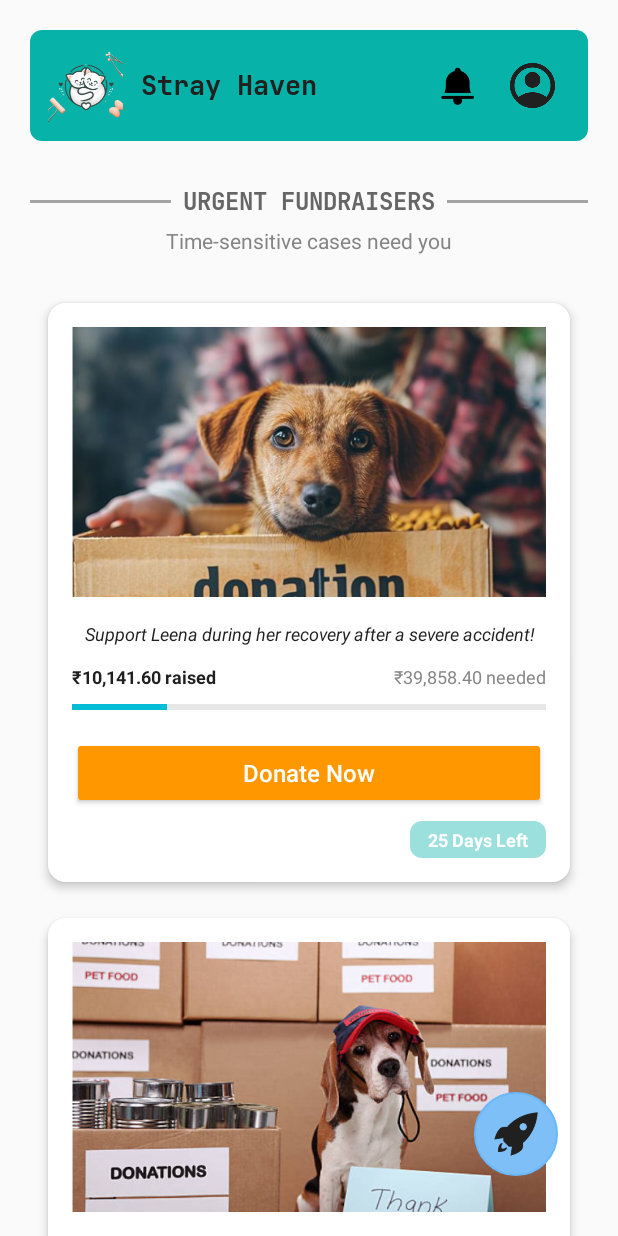
After one commit to ojhaprathmesh/Stray_Haven_Repo, an Android app: the FundraisersActivity screen opened directly, with no data from a screen before it, on a phone screen of 412 x 824 dp. The commit adds this screen. Run offline under Robolectric (Android 15) with nearby library versions, the phone set to English and light mode, and no system bars.

Commit message:
Fundraisers Page initial setup completed!!

```diff
--- a/app/src/main/AndroidManifest.xml
+++ b/app/src/main/AndroidManifest.xml
@@ -29,6 +29,11 @@
         </activity>
 
         <activity
+            android:name=".activity.FundraisersActivity"
+            android:exported="false"
+            android:theme="@style/Theme.AppCompat.Light.NoActionBar" />
+
+        <activity
             android:name=".activity.NotificationsActivity"
             android:exported="false"
             android:theme="@style/Theme.AppCompat.Light.NoActionBar" />
--- /dev/null
+++ b/app/src/main/java/app/main/activity/FundraisersActivity.java
@@ -0,0 +1,79 @@
+package app.main.activity;
+
+import android.os.Bundle;
+import androidx.appcompat.app.AppCompatActivity;
+import androidx.recyclerview.widget.RecyclerView;
+
+import java.util.ArrayList;
+import java.util.List;
+
+import app.main.R;
+import app.main.adapter.PetDonationAdapter;
+import app.main.model.PetDonation;
+
+public class FundraisersActivity extends AppCompatActivity {
+
+    private RecyclerView fundraisersRecyclerView;
+    private PetDonationAdapter petDonationAdapter;
+
+    @Override
+    protected void onCreate(Bundle savedInstanceState) {
+        super.onCreate(savedInstanceState);
+        setContentView(R.layout.activity_fundraisers);
+
+        // Initialize views
+        fundraisersRecyclerView = findViewById(R.id.fundraisersRecyclerView);
+
+        // Set up RecyclerView with demo data
+        setupFundraisersRecyclerView();
+    }
+
+    private void setupFundraisersRecyclerView() {
+        // Create adapter with demo data (replace with real data from your database)
+        List<PetDonation> donationsList = getDemoPetDonations();
+        petDonationAdapter = new PetDonationAdapter(donationsList);
+
+        // Set adapter to RecyclerView
+        fundraisersRecyclerView.setAdapter(petDonationAdapter);
+    }
+
+    // Demo data method - replace with your actual data source
+    private List<PetDonation> getDemoPetDonations() {
+        List<PetDonation> donations = new ArrayList<>();
+
+        // Add demo items
+        donations.add(new PetDonation(
+                R.drawable.img_pet1,
+                "Support Leena during her recovery after a severe accident!",
+                1014160,
+                3985840,
+                25
+        ));
+
+        donations.add(new PetDonation(
+                R.drawable.img_pet2,
+                "Help Oliver get the surgery he desperately needs!",
+                785000,
+                1500000,
+                12
+        ));
+
+        donations.add(new PetDonation(
+                R.drawable.img_pet3,
+                "Save Fluff's life with urgent medical care!",
+                453000,
+                1100000,
+                8
+        ));
+
+        donations.add(new PetDonation(
+                R.drawable.img_pet4,
+                "Tweety needs special treatment for a rare condition!",
+                321000,
+                800000,
+                18
+        ));
+
+        return donations;
+    }
+}
--- a/app/src/main/java/app/main/adapter/PetDonationAdapter.java
+++ b/app/src/main/java/app/main/adapter/PetDonationAdapter.java
@@ -11,62 +11,37 @@ import android.widget.TextView;
 import androidx.annotation.NonNull;
 import androidx.recyclerview.widget.RecyclerView;
 
+import java.text.NumberFormat;
 import java.util.List;
+import java.util.Locale;
 
 import app.main.R;
 import app.main.model.PetDonation;
 
-public class PetDonationAdapter extends RecyclerView.Adapter<PetDonationAdapter.ViewHolder> {
+public class PetDonationAdapter extends RecyclerView.Adapter<PetDonationAdapter.PetDonationViewHolder> {
 
     private final List<PetDonation> petDonations;
-    private OnDonateClickListener listener;
-
-    public interface OnDonateClickListener {
-        void onDonateClick(PetDonation petDonation, int position);
-    }
+    private OnDonateClickListener donateClickListener;
 
     public PetDonationAdapter(List<PetDonation> petDonations) {
         this.petDonations = petDonations;
     }
 
     public void setOnDonateClickListener(OnDonateClickListener listener) {
-        this.listener = listener;
+        this.donateClickListener = listener;
     }
 
     @NonNull
     @Override
-    public ViewHolder onCreateViewHolder(@NonNull ViewGroup parent, int viewType) {
-        View view = LayoutInflater.from(parent.getContext())
-                .inflate(R.layout.item_pet_donation, parent, false);
-        return new ViewHolder(view);
+    public PetDonationViewHolder onCreateViewHolder(@NonNull ViewGroup parent, int viewType) {
+        View view = LayoutInflater.from(parent.getContext()).inflate(R.layout.item_pet_donation, parent, false);
+        return new PetDonationViewHolder(view);
     }
 
     @Override
-    public void onBindViewHolder(@NonNull ViewHolder holder, int position) {
-        PetDonation pet = petDonations.get(position);
-
-        // Set pet image
-        holder.petImage.setImageResource(pet.getImageResId());
-
-        // Set pet description
-        holder.petDescription.setText(pet.getDescription());
-
-        // Set donation amounts
-        holder.amountRaised.setText(pet.getAmountRaisedFormatted());
-        holder.amountNeeded.setText(pet.getAmountNeededFormatted());
-
-        // Set progress
-        holder.donationProgress.setProgress(pet.getProgressPercentage());
-
-        // Set days left
-        holder.daysLeft.setText(pet.getDaysLeftFormatted());
-
-        // Set button click listener
-        holder.donateButton.setOnClickListener(v -> {
-            if (listener != null) {
-                listener.onDonateClick(pet, position);
-            }
-        });
+    public void onBindViewHolder(@NonNull PetDonationViewHolder holder, int position) {
+        PetDonation donation = petDonations.get(position);
+        holder.bind(donation);
     }
 
     @Override
@@ -74,24 +49,60 @@ public class PetDonationAdapter extends RecyclerView.Adapter<PetDonationAdapter.
         return petDonations.size();
     }
 
-    public static class ViewHolder extends RecyclerView.ViewHolder {
-        final ImageView petImage;
-        final TextView petDescription;
-        final TextView amountRaised;
-        final TextView amountNeeded;
-        final ProgressBar donationProgress;
-        final Button donateButton;
-        final TextView daysLeft;
+    public interface OnDonateClickListener {
+        void onDonateClick(PetDonation petDonation, int position);
+    }
 
-        ViewHolder(View view) {
-            super(view);
-            petImage = view.findViewById(R.id.petImage);
-            petDescription = view.findViewById(R.id.petDescription);
-            amountRaised = view.findViewById(R.id.amountRaised);
-            amountNeeded = view.findViewById(R.id.amountNeeded);
-            donationProgress = view.findViewById(R.id.donationProgress);
-            donateButton = view.findViewById(R.id.donateButton);
-            daysLeft = view.findViewById(R.id.daysLeft);
+    public class PetDonationViewHolder extends RecyclerView.ViewHolder {
+        private final ImageView petImage;
+        private final TextView petDescription;
+        private final TextView amountRaised;
+        private final TextView amountNeeded;
+        private final ProgressBar donationProgress;
+        private final TextView daysLeft;
+        private final Button donateButton;
+
+        public PetDonationViewHolder(@NonNull View itemView) {
+            super(itemView);
+            petImage = itemView.findViewById(R.id.petImage);
+            petDescription = itemView.findViewById(R.id.petDescription);
+            amountRaised = itemView.findViewById(R.id.amountRaised);
+            amountNeeded = itemView.findViewById(R.id.amountNeeded);
+            donationProgress = itemView.findViewById(R.id.donationProgress);
+            daysLeft = itemView.findViewById(R.id.daysLeft);
+            donateButton = itemView.findViewById(R.id.donateButton);
+        }
+
+        public void bind(PetDonation donation) {
+            // Set image
+            petImage.setImageResource(donation.getImageResourceId());
+
+            // Set description
+            petDescription.setText(donation.getDescription());
+
+            // Format currency amounts
+            NumberFormat currencyFormat = NumberFormat.getCurrencyInstance(new Locale("en", "IN"));
+            String raisedFormatted = currencyFormat.format(donation.getAmountRaised() / 100.0)
+                    .replace("$", "₹");
+            String neededFormatted = currencyFormat.format(donation.getAmountNeeded() / 100.0)
+                    .replace("$", "₹");
+
+            // Set formatted text
+            amountRaised.setText(String.format("%s raised", raisedFormatted));
+            amountNeeded.setText(String.format("%s needed", neededFormatted));
+
+            // Set progress
+            donationProgress.setProgress(donation.getProgressPercentage());
+
+            // Set days left
+            daysLeft.setText(String.format("%d Days Left", donation.getDaysLeft()));
+
+            // Set click listener for donate button
+            donateButton.setOnClickListener(v -> {
+                if (donateClickListener != null) {
+                    donateClickListener.onDonateClick(donation, getAdapterPosition());
+                }
+            });
         }
     }
 }
--- a/app/src/main/java/app/main/model/PetDonation.java
+++ b/app/src/main/java/app/main/model/PetDonation.java
@@ -4,31 +4,44 @@ import java.text.NumberFormat;
 import java.util.Locale;
 
 public class PetDonation {
-    private final int imageResId;
-    private final String description;
-    private final double amountRaised;
-    private final double amountNeeded;
-    private final int daysLeft;
+    private int imageResourceId;
+    private String description;
+    private long amountRaised;
+    private long amountNeeded;
+    private int daysLeft;
 
-    public PetDonation(int imageResId, String description, double amountRaised, double amountNeeded, int daysLeft) {
-        this.imageResId = imageResId;
+    public PetDonation(int imageResourceId, String description, long amountRaised, long amountNeeded, int daysLeft) {
+        this.imageResourceId = imageResourceId;
         this.description = description;
         this.amountRaised = amountRaised;
         this.amountNeeded = amountNeeded;
         this.daysLeft = daysLeft;
     }
 
-    public int getImageResId() {
-        return imageResId;
+    public int getImageResourceId() {
+        return imageResourceId;
     }
 
     public String getDescription() {
         return description;
     }
 
+    public long getAmountRaised() {
+        return amountRaised;
+    }
+
+    public long getAmountNeeded() {
+        return amountNeeded;
+    }
+
+    public int getDaysLeft() {
+        return daysLeft;
+    }
+
     public int getProgressPercentage() {
-        if (amountNeeded == 0) return 0;
-        return (int) ((amountRaised / amountNeeded) * 100);
+        long totalAmount = amountRaised + amountNeeded;
+        if (totalAmount == 0) return 0;
+        return (int) ((amountRaised * 100) / totalAmount);
     }
 
     public String getAmountRaisedFormatted() {
--- /dev/null
+++ b/app/src/main/res/layout/activity_fundraisers.xml
@@ -0,0 +1,79 @@
+<?xml version="1.0" encoding="utf-8"?>
+<androidx.coordinatorlayout.widget.CoordinatorLayout xmlns:android="http://schemas.android.com/apk/res/android"
+    xmlns:app="http://schemas.android.com/apk/res-auto"
+    xmlns:tools="http://schemas.android.com/tools"
+    android:id="@+id/fundraisers"
+    android:layout_width="match_parent"
+    android:layout_height="match_parent"
+    tools:context=".activity.FundraisersActivity">
+
+    <androidx.constraintlayout.widget.ConstraintLayout
+        android:layout_width="match_parent"
+        android:layout_height="match_parent">
+
+        <!-- Menu Component -->
+        <androidx.fragment.app.FragmentContainerView
+            android:id="@+id/menu_component"
+            android:name="app.main.fragment.MenuFragment"
+            android:layout_width="match_parent"
+            android:layout_height="wrap_content"
+            android:layout_margin="20dp"
+            app:layout_constraintEnd_toEndOf="parent"
+            app:layout_constraintStart_toStartOf="parent"
+            app:layout_constraintTop_toTopOf="parent"
+            tools:layout="@layout/comp_menu" />
+
+        <!-- Slogan Component -->
+        <include
+            android:id="@+id/fundraiser_slogan"
+            layout="@layout/comp_slogan"
+            android:layout_width="match_parent"
+            android:layout_height="wrap_content"
+            android:layout_marginTop="20dp"
+            app:layout_constraintEnd_toEndOf="parent"
+            app:layout_constraintStart_toStartOf="parent"
+            app:layout_constraintTop_toBottomOf="@id/menu_component" />
+
+        <!-- Fundraiser Items RecyclerView -->
+        <androidx.recyclerview.widget.RecyclerView
+            android:id="@+id/fundraisersRecyclerView"
+            android:layout_width="match_parent"
+            android:layout_height="0dp"
+            android:clipToPadding="false"
+            android:orientation="vertical"
+            android:paddingHorizontal="20dp"
+            android:paddingVertical="12dp"
+            app:layoutManager="androidx.recyclerview.widget.LinearLayoutManager"
+            app:layout_constraintBottom_toBottomOf="parent"
+            app:layout_constraintEnd_toEndOf="parent"
+            app:layout_constraintStart_toStartOf="parent"
+            app:layout_constraintTop_toBottomOf="@id/fundraiser_slogan"
+            tools:itemCount="2"
+            tools:listitem="@layout/item_pet_donation" />
+
+    </androidx.constraintlayout.widget.ConstraintLayout>
+
+    <!-- Floating Navigation Menu -->
+    <androidx.cardview.widget.CardView
+        android:id="@+id/floating_menu_container"
+        android:layout_width="400dp"
+        android:layout_height="400dp"
+        android:layout_gravity="bottom|end"
+        android:layout_margin="30dp"
+        android:clipChildren="false"
+        android:clipToPadding="false"
+        android:padding="20dp"
+        android:transitionName="floating_menu"
+        app:cardBackgroundColor="@android:color/transparent"
+        app:cardCornerRadius="0dp"
+        app:cardElevation="0dp">
+
+        <include
+            android:id="@+id/floating_nav_menu"
+            layout="@layout/comp_floating_menu"
+            android:layout_width="match_parent"
+            android:layout_height="match_parent"
+            android:layout_gravity="bottom|end" />
+    </androidx.cardview.widget.CardView>
+
+</androidx.coordinatorlayout.widget.CoordinatorLayout>
```
Also changed, not shown: app/src/main/java/app/main/fragment/PetDonationsFragment.java (+15 -10 lines).
